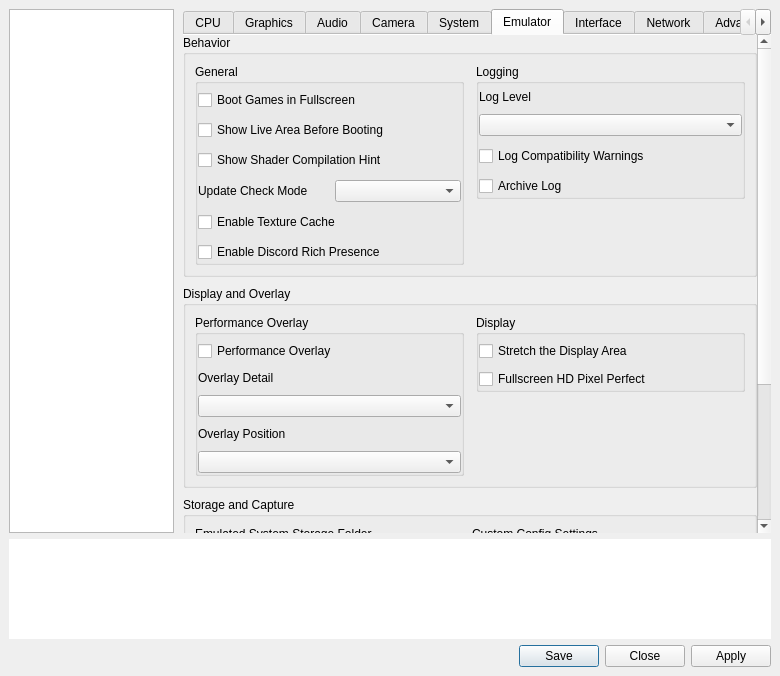
Above: vita3k/gui-qt/src/settings_dialog.ui from Zangetsu38/Vita3K before the change. Below: the same form after it.
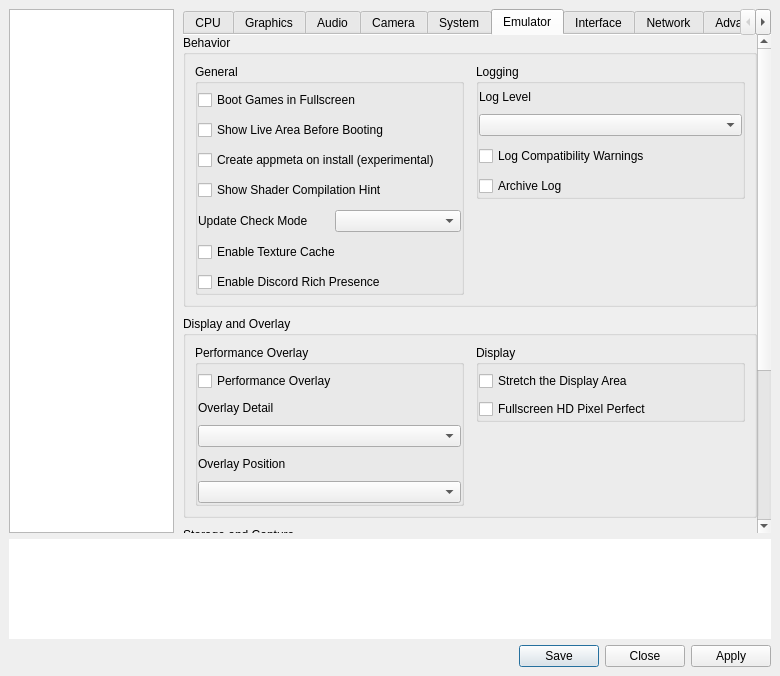
That is the form after the change. The open tabs and pages were chosen to show the change.

```diff
--- a/vita3k/gui-qt/src/settings_dialog.ui
+++ b/vita3k/gui-qt/src/settings_dialog.ui
@@ -1777,6 +1777,13 @@
                      </property>
                     </widget>
                    </item>
+                   <item>
+                    <widget class="QCheckBox" name="experimental_appmeta">
+                     <property name="text">
+                      <string>Create appmeta on install (experimental)</string>
+                     </property>
+                    </widget>
+                   </item>
                    <item>
                     <widget class="QCheckBox" name="show_compile_shaders">
                      <property name="text">
```
